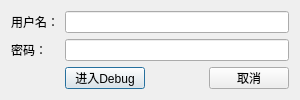
Before: the Qt Designer form debuglogindialog.ui in eveningwyn/ICT_UR10, drawn with Qt 5.
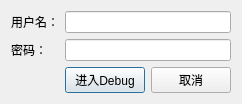
After: the same form once the commit is applied.

The edit to the form file:
```diff
--- a/debuglogindialog.ui
+++ b/debuglogindialog.ui
@@ -6,20 +6,14 @@
    <rect>
     <x>0</x>
     <y>0</y>
-    <width>300</width>
-    <height>100</height>
+    <width>230</width>
+    <height>95</height>
    </rect>
   </property>
-  <property name="minimumSize">
-   <size>
-    <width>300</width>
-    <height>100</height>
-   </size>
-  </property>
   <property name="maximumSize">
    <size>
-    <width>300</width>
-    <height>100</height>
+    <width>230</width>
+    <height>95</height>
    </size>
   </property>
   <property name="windowTitle">
@@ -55,19 +49,6 @@
        </property>
       </widget>
      </item>
-     <item>
-      <spacer name="horizontalSpacer">
-       <property name="orientation">
-        <enum>Qt::Horizontal</enum>
-       </property>
-       <property name="sizeHint" stdset="0">
-        <size>
-         <width>40</width>
-         <height>20</height>
-        </size>
-       </property>
-      </spacer>
-     </item>
      <item>
       <widget class="QPushButton" name="pushButton_Cancel">
        <property name="text">
```
Left out of the diff: 2 changed lines with no effect on the pictures.
